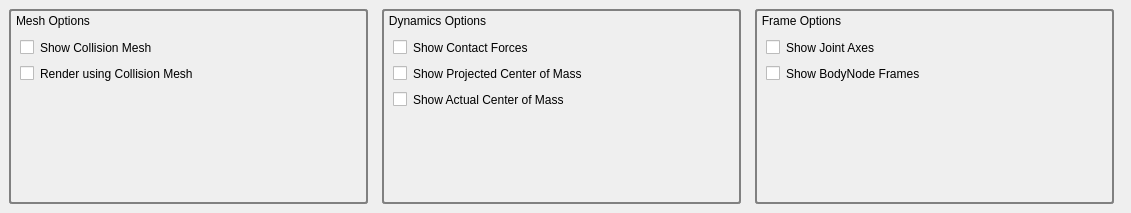
The window that qtWidgets/ui/visualizer.ui (golems/grip2) describes before a commit, drawn with Qt 5.
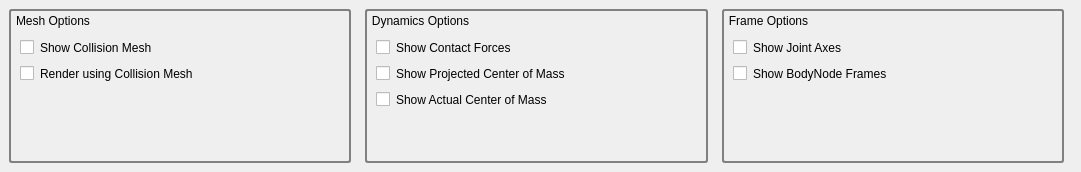
The same window after the commit.

Commit message: Temporary commit while testing slider and spinbox

```diff
--- a/qtWidgets/ui/visualizer.ui
+++ b/qtWidgets/ui/visualizer.ui
@@ -6,8 +6,8 @@
    <rect>
     <x>0</x>
     <y>0</y>
-    <width>1131</width>
-    <height>213</height>
+    <width>1081</width>
+    <height>172</height>
    </rect>
   </property>
   <property name="autoFillBackground">
```
The commit also changes 4 other files.
